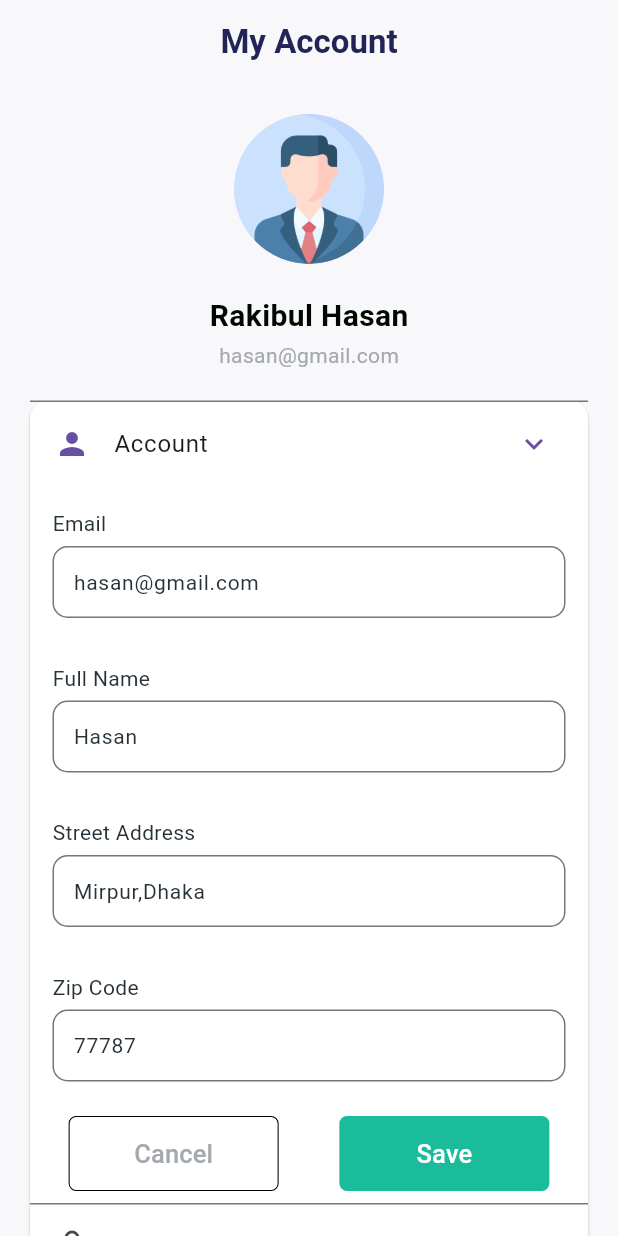
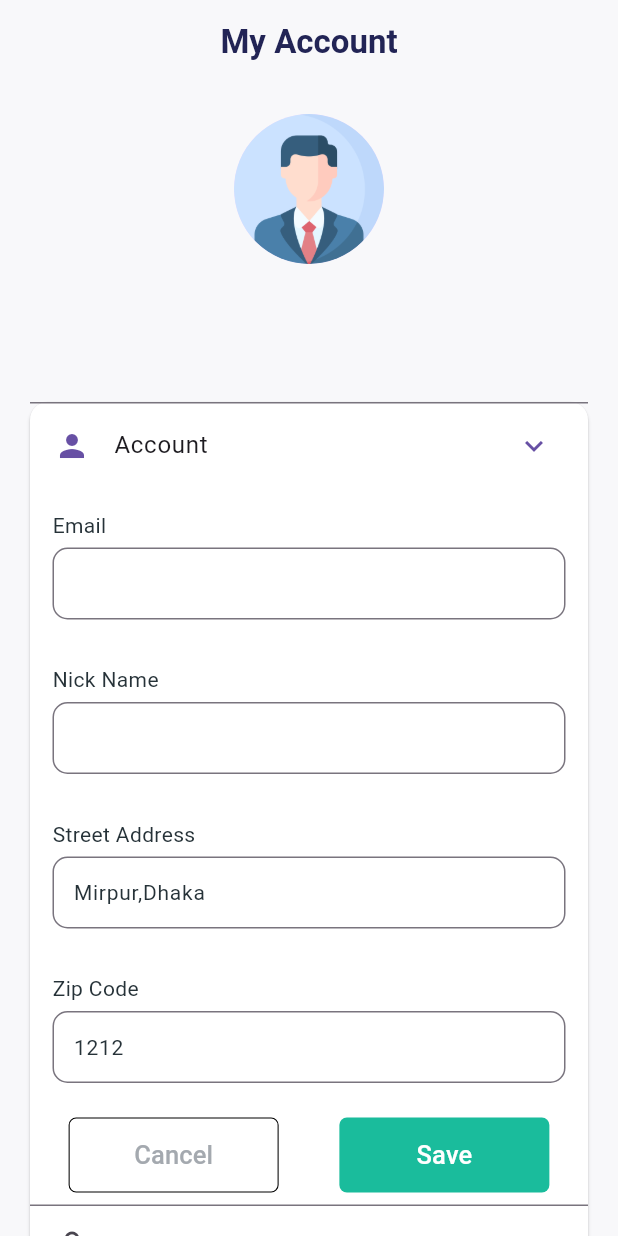
Before and after one commit to hasan972/dokan, a Flutter app: the MyProfile screen opened directly, after a tap on "Account", on a phone screen of 412 x 824 dp. Run offline on Flutter 3.47's test engine with Material 3 defaults, Android fonts, the phone set to English and light mode, and no system bars; our stand-ins replace animated_splash_screen, curved_labeled_navigation_bar, flutter_svg, shared_preferences; accounts and stored records are empty.

Commit message:
Working on MyProfile to fatch the data and show

```diff
--- a/lib/UI/login.dart
+++ b/lib/UI/login.dart
@@ -20,12 +20,17 @@ class _LoginPageState extends State<LoginPage> {
   TextEditingController userPass = TextEditingController();
   SharedPreferences? prefs;
   String? token;
+  String? user_email;
+  String? user_nicename;
+  String? user_display_name;
   bool obcure = true;
   @override
   void initState() {
     // TODO: implement initState
     SharedPreferences.getInstance().then((prefs) {
       token = prefs.getString('token');
+      user_display_name = prefs.getString('user_display_name');
+
       if (token != null) {
         Navigator.push(
           context,
@@ -186,7 +191,12 @@ class _LoginPageState extends State<LoginPage> {
 
 
                     prefs = await SharedPreferences.getInstance();
+
                     await prefs!.setString('token', returnDataa?['token']);
+                    await prefs!.setString('user_email', returnDataa?['user_email']);
+                    await prefs!.setString('user_nicename', returnDataa?['user_nicename']);
+                    await prefs!.setString('user_display_name', returnDataa?['user_display_name']);
+
 
                     clearData();
 
--- a/lib/UI/myProfile.dart
+++ b/lib/UI/myProfile.dart
@@ -1,5 +1,6 @@
 import 'package:dokan/widget/my_colors.dart';
 import 'package:flutter/material.dart';
+import 'package:shared_preferences/shared_preferences.dart';
 
 class MyProfile extends StatefulWidget {
   @override
@@ -12,8 +13,28 @@ class _MyProfileState extends State<MyProfile> {
   TextEditingController street = TextEditingController();
   TextEditingController zip = TextEditingController();
   bool _isExpanded = false;
+   SharedPreferences? prefs;
+  String? token;
+  String? user_email;
+  String? user_nicename;
+  String? user_display_name;
 
   @override
+   void initState() {
+
+    // TODO: implement initState
+    SharedPreferences.getInstance().then((prefs) {
+      token = prefs.getString('token');
+      user_email = prefs.getString('user_email');
+      user_nicename = prefs.getString('user_nicename');
+      user_display_name = prefs.getString('user_display_name');
+
+      //print(token);
+      setState(() {});
+    });
+
+    super.initState();
+  }
   Widget build(BuildContext context) {
     return Scaffold(
       backgroundColor: Color.fromRGBO(248, 248, 250, 1),
@@ -41,7 +62,7 @@ class _MyProfileState extends State<MyProfile> {
             ),
             SizedBox(height: 20.0),
             Text(
-              'Rakibul Hasan',
+              '$user_display_name',
               style: TextStyle(
                   fontSize: 20,
                   fontWeight: FontWeight.bold,
@@ -49,7 +70,7 @@ class _MyProfileState extends State<MyProfile> {
             ),
             SizedBox(height: 2),
             Text(
-              'hasan@gmail.com',
+              '$user_email',
               style: TextStyle(fontSize: 14.0, color: MyColors().font),
             ),
             SizedBox(height: 20.0),
@@ -87,7 +108,7 @@ class _MyProfileState extends State<MyProfile> {
                               decoration: InputDecoration(
                                 border: OutlineInputBorder(
                                     borderRadius: BorderRadius.circular(10)),
-                                labelText: 'hasan@gmail.com',
+                                labelText: '$user_email',
                                 labelStyle: TextStyle(
                                     color: Color.fromRGBO(38, 50, 56, 1),
                                     fontSize: 14),
@@ -104,7 +125,7 @@ class _MyProfileState extends State<MyProfile> {
                           crossAxisAlignment: CrossAxisAlignment.start,
                           children: [
                             Text(
-                              'Full Name',
+                              'Nick Name',
                               style: TextStyle(
                                 color: Color.fromRGBO(38, 50, 56, 1),
                               ),
@@ -115,7 +136,7 @@ class _MyProfileState extends State<MyProfile> {
                               decoration: InputDecoration(
                                 border: OutlineInputBorder(
                                     borderRadius: BorderRadius.circular(10)),
-                                labelText: 'Hasan',
+                                labelText: '$user_nicename',
                                 labelStyle: TextStyle(
                                     color: Color.fromRGBO(38, 50, 56, 1),
                                     fontSize: 14),
@@ -171,7 +192,7 @@ class _MyProfileState extends State<MyProfile> {
                               decoration: InputDecoration(
                                 border: OutlineInputBorder(
                                     borderRadius: BorderRadius.circular(10)),
-                                labelText: '77787',
+                                labelText: '1212',
                                 labelStyle: TextStyle(
                                     color: Color.fromRGBO(38, 50, 56, 1),
                                     fontSize: 14),
```
